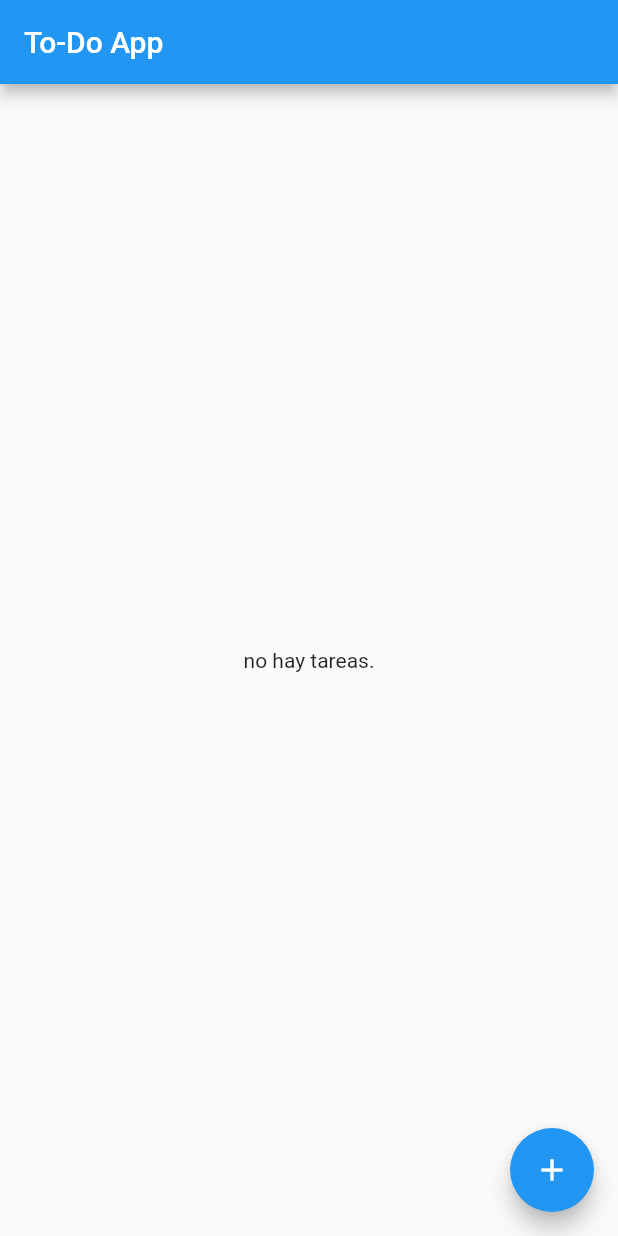
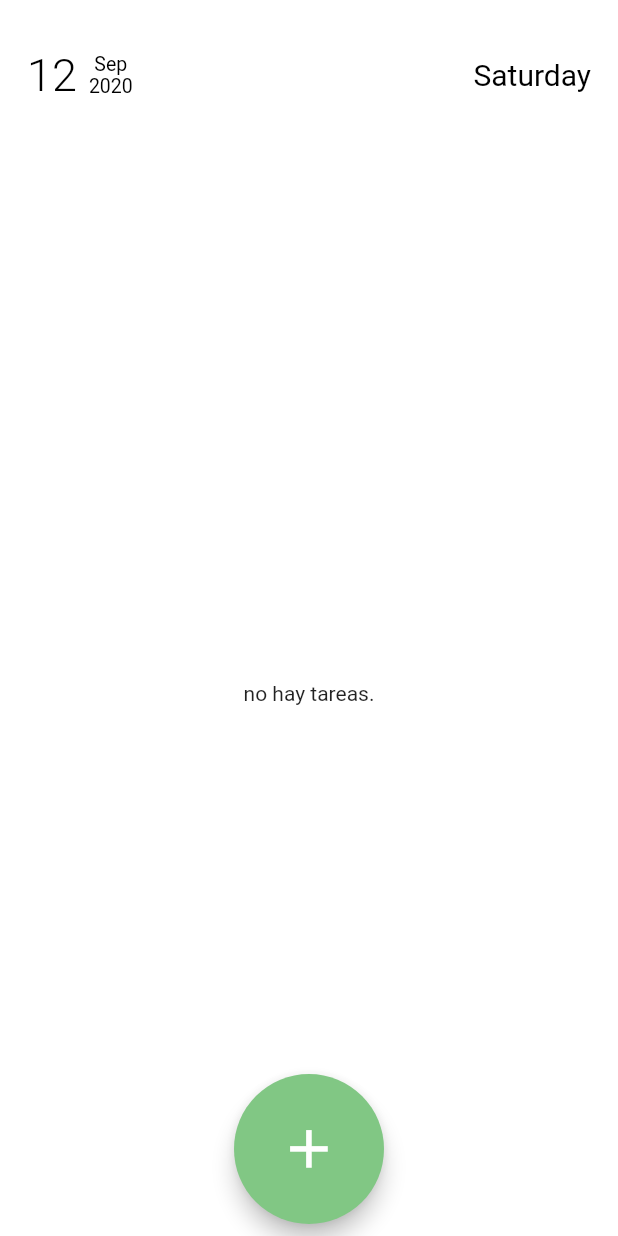
Before and after one commit to xErik444x/flutterProyects, a Flutter app: the screen it shows after launch, on a phone screen of 412 x 824 dp. Run offline on Flutter 3.47's test engine with Material 2 defaults, Android fonts, the phone set to English and light mode, and no system bars; our stand-ins replace sqflite; accounts and stored records are empty.

Commit message:
spaghetti in flutter like:

```diff
--- a/todoApp/lib/main.dart
+++ b/todoApp/lib/main.dart
@@ -1,18 +1,34 @@
 import 'package:flutter/material.dart';
+import 'package:todoApp/pages/edit_task.dart';
 import 'package:todoApp/pages/home_page.dart';
-
+// import 'package:permission_handler/permission_handler.dart';
 void main() => runApp(MyApp());
 
 class MyApp extends StatelessWidget {
   @override
   Widget build(BuildContext context) {
+    // checkPermission();
     return MaterialApp(
       debugShowCheckedModeBanner: false,
       title: 'Material App',
       routes: {
         "/": (BuildContext context) => HomePage(),
+        "/edit": (BuildContext context) =>EditPage(),
       },
       initialRoute: "/",
     );
   }
+
+// checkPermission() async {
+//       var status = await Permission.storage.status;
+//       print(status);
+//     if (status.isUndetermined) {
+//       print("undeterminated");
+//     }
+
+//     if (await Permission.storage.isRestricted) {
+//       print("restricted");
+//     }
+// }
+
 }
--- a/todoApp/lib/pages/home_page.dart
+++ b/todoApp/lib/pages/home_page.dart
@@ -1,5 +1,8 @@
 import 'package:flutter/material.dart';
 import 'package:todoApp/database/database_main.dart';
+import 'package:intl/intl.dart';
+
+import 'edit_task.dart';
 
 class HomePage extends StatefulWidget {
   const HomePage({Key key}) : super(key: key);
@@ -10,6 +13,7 @@ class HomePage extends StatefulWidget {
 
 class _HomePageState extends State<HomePage> {
   DatabaseMain db = DatabaseMain();
+  DateTime date = DateTime.now();
   List tareas = [];
 
   TextEditingController textoInput = TextEditingController();
@@ -24,13 +28,64 @@ class _HomePageState extends State<HomePage> {
   @override
   Widget build(BuildContext context) {
     return Scaffold(
+        backgroundColor: Colors.white,
         appBar: AppBar(
-          title: Text("To-Do App"),
+          toolbarHeight: 100,
+          title: Padding(
+            padding: const EdgeInsets.all(2.0),
+            child: Row(
+              children: [
+                Text(
+                  "${DateFormat('d').format(date)}",
+                  style: TextStyle(
+                      color: Colors.black,
+                      fontSize: 30,
+                      fontWeight: FontWeight.w300),
                 ),
-        floatingActionButton: FloatingActionButton(
+                Padding(
+                  padding: const EdgeInsets.all(8.0),
+                  child: Column(
+                    children: [
+                      Text(
+                    "${DateFormat('MMM').format(date)}", style: TextStyle(
+                        color: Colors.black,
+                        fontSize: 13,
+                        fontWeight: FontWeight.w400,
+                        ),textAlign: TextAlign.left,),
+                         Text(
+                    "${DateFormat('y').format(date)}", style: TextStyle(
+                        color: Colors.black,
+                        fontSize: 13,
+                        fontWeight: FontWeight.w400),textAlign: TextAlign.left,),
+                    ],
+                  ),
+                ),
+                 Expanded(
+                                  child: Text(
+                      "${DateFormat('EEEE').format(date)}", style: TextStyle(
+                          color: Colors.black,
+                          fontSize: 20,
+                          fontWeight: FontWeight.w400),textAlign: TextAlign.end,),
+                 )
+              ],
+            ),
+          ),
+          backgroundColor: Colors.white,
+          elevation: 0,
+        ),
+        floatingActionButtonLocation: FloatingActionButtonLocation.centerDocked,
+        floatingActionButton: Padding(
+            padding: const EdgeInsets.all(8.0),
+            child: Container(
+                height: 100.0,
+                width: 100.0,
+                child: FittedBox(
+                  child: FloatingActionButton(
                     onPressed: () => _addTarea(),
                     child: Icon(Icons.add),
+                    backgroundColor: Colors.green[300],
                   ),
+                ))),
         body: FutureBuilder(
             future: db.initDB(),
             builder: (BuildContext context, snapshot) {
@@ -52,19 +107,18 @@ class _HomePageState extends State<HomePage> {
         return SimpleDialog(
           title: Text("crear tarea"),
           shape: RoundedRectangleBorder(
-              borderRadius: BorderRadius.all(Radius.circular(10.0))
-              ),
+              borderRadius: BorderRadius.all(Radius.circular(10.0))),
           children: [
             SimpleDialogOption(
               child: TextField(
                   controller: textoInput,
                   autofocus: true,
-                decoration:
-                    InputDecoration(
+                  decoration: InputDecoration(
                     labelText: "Texto",
-                    icon: Icon(Icons.add),),
+                    icon: Icon(Icons.add),
+                  ),
                   onSubmitted: (text) {
-                  if(text.isEmpty){
+                    if (text.isEmpty) {
                       return null;
                     }
                     setState(() {
@@ -75,8 +129,7 @@ class _HomePageState extends State<HomePage> {
                       textoInput.clear();
                       Navigator.pop(context); //elimina el dialog
                     });
-                   }
-              ),
+                  }),
             ),
           ],
         );
@@ -96,27 +149,31 @@ class _HomePageState extends State<HomePage> {
               );
             } else {
               print(snapshot.data);
-              return ListView(
+              return Padding(
+                padding: const EdgeInsets.all(8.0),
+                child: ListView(
                   children: [
                     for (Task task in snapshot.data)
                       ListTile(
-                      title: Text(task.name),
+                        title: Text(task.name,style: task.completed ? TextStyle(color: Colors.black54,fontSize: 25) : TextStyle( color:Colors.black,fontSize: 25),),
                         onTap: () async {
                           task.completed = !task.completed;
                           await db.updateTask(task);
                           setState(() {});
                         },
-                      leading: Icon(task.completed
-                          ? Icons.check_box
-                          : Icons.check_box_outline_blank),
+                        // leading: Icon(task.completed
+                        //     ? Icons.check_box
+                        //     : Icons.check_box_outline_blank,color: Colors.green[300]),
                         trailing: IconButton(
-                          icon: Icon(Icons.delete),
+                            icon: Icon(Icons.edit,color: Colors.green[300],size: 30,),
                             onPressed: () async {
-                            await db.deleteTask(task);
+                              // await db.deleteTask(task);
+                             await Navigator.pushNamed(context,"/edit",arguments:EditPageArguments(id:task.id,text:task.name,completada:task.completed,db:db));
                               setState(() {});
                             }),
                       ),
                   ],
+                ),
               );
             }
           } else {
--- a/todoApp/pubspec.yaml
+++ b/todoApp/pubspec.yaml
@@ -29,6 +29,7 @@ dependencies:
   # Use with the CupertinoIcons class for iOS style icons.
   cupertino_icons: ^0.1.3
   sqflite: ^1.3.0
+  intl: ^0.16.1
 
 dev_dependencies:
   flutter_test:
```
Also changed, not shown: todoApp/lib/pages/edit_task.dart (added, +57 -0 lines), todoApp/pubspec.lock, 1 other file. Lines whose indentation alone changed are shown as unchanged.
